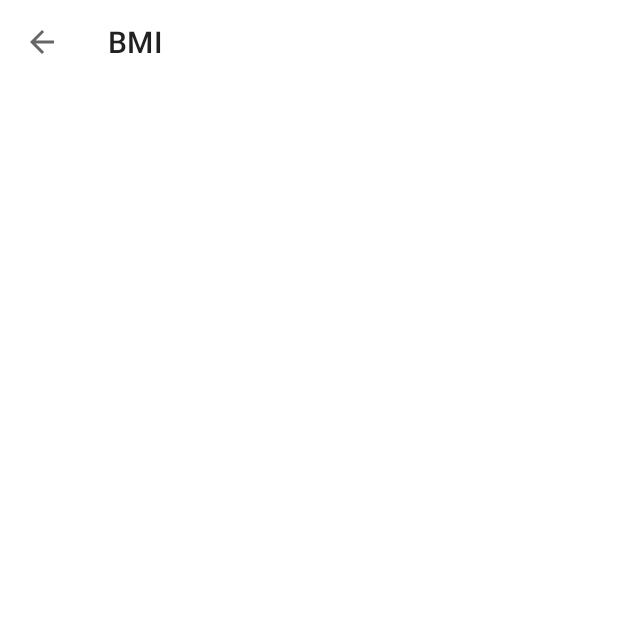
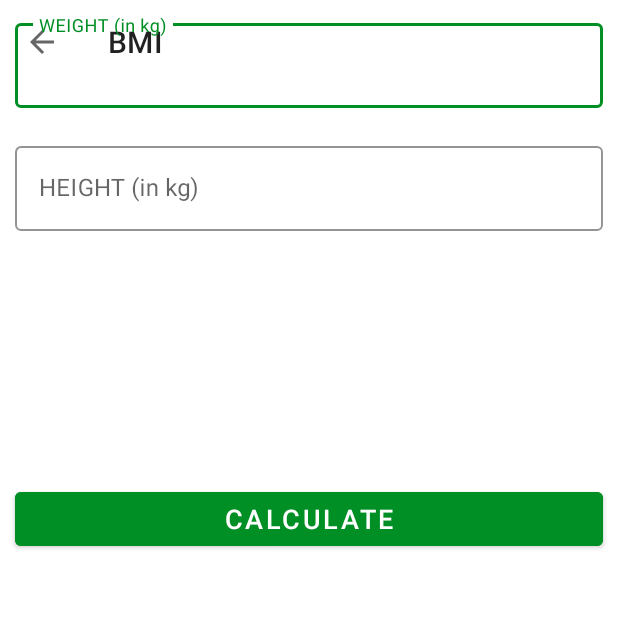
Before and after one commit to Shokhzod2202/Seven-Minut-Workout, an Android app: the BMIActivity screen opened directly, with no data from a screen before it, on a phone screen of 412 x 824 dp, the top half of it. Before the commit the part shown is almost empty. Run offline under Robolectric (Android 15) with nearby library versions, the phone set to English and light mode, and no system bars.

Commit message:
BMI layout

```diff
--- a/app/src/main/res/layout/activity_bmi.xml
+++ b/app/src/main/res/layout/activity_bmi.xml
@@ -13,5 +13,116 @@
         android:background="@color/white"
         />
 
+    <com.google.android.material.textfield.TextInputLayout
+        android:id="@+id/tilMetricUnitWeight"
+        android:layout_width="match_parent"
+        android:layout_height="wrap_content"
+        android:layout_margin="10dp"
+        app:boxStrokeColor="@color/colorAccent"
+        app:hintTextColor="@color/colorAccent"
+        style="@style/Widget.MaterialComponents.TextInputLayout.OutlinedBox"
+        >
+        <androidx.appcompat.widget.AppCompatEditText
+            android:id="@+id/etMetricUnitWeight"
+            android:layout_width="match_parent"
+            android:layout_height="wrap_content"
+            android:hint="WEIGHT (in kg)"
+            android:inputType="numberDecimal"
+            android:textSize="16sp"
+            />
+
+    </com.google.android.material.textfield.TextInputLayout>
+
+    <com.google.android.material.textfield.TextInputLayout
+        android:layout_below="@+id/tilMetricUnitWeight"
+        android:id="@+id/tilMetricUnitHeight"
+        android:layout_width="match_parent"
+        android:layout_height="wrap_content"
+        android:layout_margin="10dp"
+        app:boxStrokeColor="@color/colorAccent"
+        app:hintTextColor="@color/colorAccent"
+        style="@style/Widget.MaterialComponents.TextInputLayout.OutlinedBox"
+        >
+        <androidx.appcompat.widget.AppCompatEditText
+            android:id="@+id/etMetricUnitHeight"
+            android:layout_width="match_parent"
+            android:layout_height="wrap_content"
+            android:hint="HEIGHT (in kg)"
+            android:inputType="numberDecimal"
+            android:textSize="16sp"
+            />
+
+    </com.google.android.material.textfield.TextInputLayout>
+
+    <LinearLayout
+        android:id="@+id/llDisplayBIResult"
+        android:layout_width="match_parent"
+        android:layout_height="wrap_content"
+        android:layout_below="@+id/tilMetricUnitHeight"
+        android:layout_marginTop="16dp"
+        android:orientation="vertical"
+        android:padding="10dp"
+        android:visibility="invisible"
+        tools:visibility="visible">
+
+        <TextView
+            android:id="@+id/tvYourBMI"
+            android:layout_width="match_parent"
+            android:layout_height="wrap_content"
+            android:gravity="center"
+            android:text="Your BMI"
+            android:textAllCaps="true"
+            android:textSize="16sp"
+
+            />
+
+        <TextView
+            android:id="@+id/tvBMIValue"
+            android:layout_width="match_parent"
+            android:layout_height="wrap_content"
+            android:layout_marginTop="5dp"
+            android:gravity="center"
+            android:textSize="18sp"
+            android:textStyle="bold"
+            tools:text="15.0" />
+
+        <TextView
+            android:id="@+id/tvBMIType"
+            android:layout_width="match_parent"
+            android:layout_height="wrap_content"
+            android:layout_marginTop="5dp"
+            android:gravity="center"
+            android:textSize="18sp"
+            tools:text="Normal" />
+
+        <TextView
+            android:id="@+id/tvDescription"
+            android:layout_width="match_parent"
+            android:layout_height="wrap_content"
+            android:layout_marginTop="5dp"
+            android:gravity="center"
+            android:textSize="18sp"
+            tools:text="Normal" />
+    </LinearLayout>
+
+
+    <Button
+        android:id="@+id/btnCalculate"
+        android:layout_below="@+id/llDisplayBIResult"
+        android:layout_margin="10dp"
+        android:layout_width="match_parent"
+        android:layout_height="wrap_content"
+        android:gravity="center"
+        android:layout_gravity="bottom"
+        android:layout_marginTop="35dp"
+        android:backgroundTint="@color/colorAccent"
+        android:text="CALCULATE"
+        android:textColor="#ffffff"
+        android:textSize="18sp"
+
+        />
+
+
+
 
 </RelativeLayout>
```
